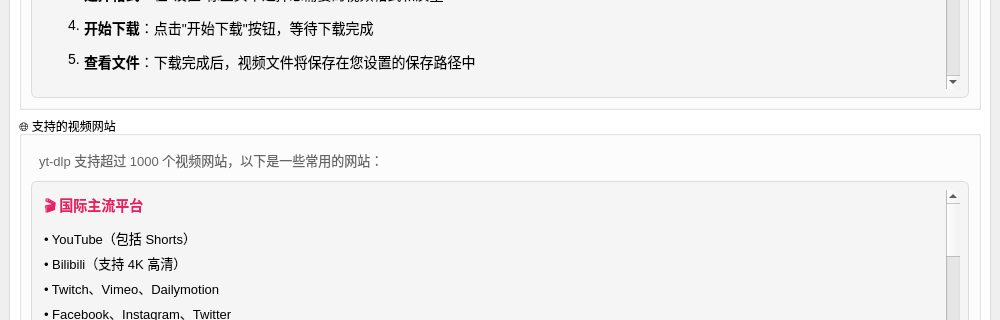
tekintian/yt-dlp, file ytdlp.ui: the form before one commit; both pictures show x 0 to 1000 and y 238 to 558 of the 1000 by 700 pixel window.
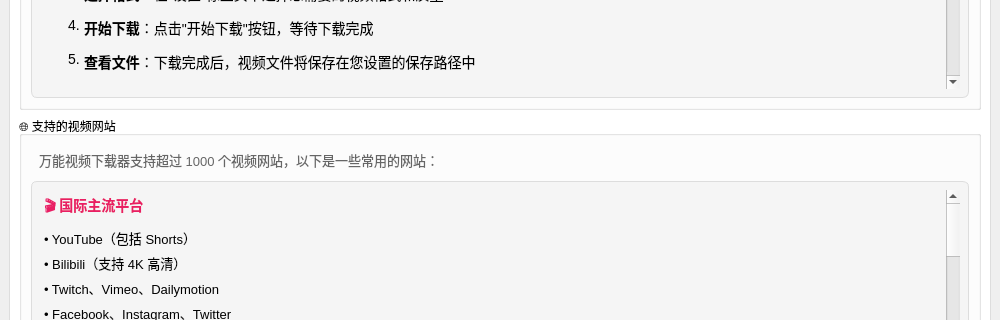
The form after the commit. The open tabs and pages were chosen to show the change.

The edit to the form file:
```diff
--- a/ytdlp.ui
+++ b/ytdlp.ui
@@ -900,7 +900,7 @@
            <item>
             <widget class="QLabel" name="sitesIntroLabel">
              <property name="text">
-              <string>yt-dlp 支持超过 1000 个视频网站，以下是一些常用的网站：</string>
+              <string>万能视频下载器支持超过 1000 个视频网站，以下是一些常用的网站：</string>
              </property>
              <property name="styleSheet">
               <string>color: #666;
```
